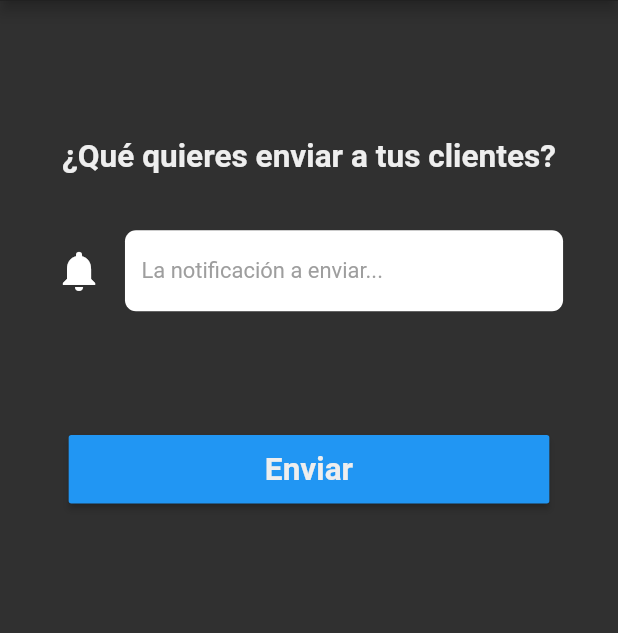
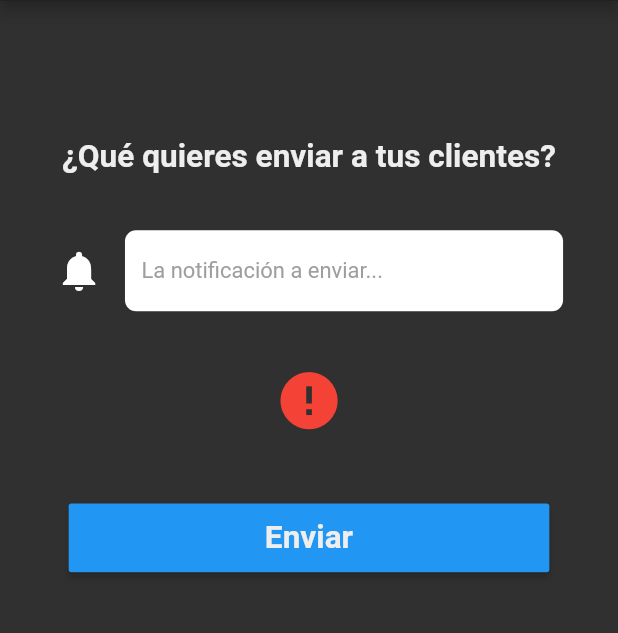
Before and after one commit to lloretalvaro/Bobi_app, a Flutter app: the NotifyScreen screen opened by its route, after a tap on "Enviar", on a phone screen of 412 x 824 dp, the part 76-709 px from its top. Run offline on Flutter 3.47's test engine with Material 2 defaults, Android fonts, the phone set to English and light mode, and no system bars; our stand-ins replace flutter_secure_storage, responsive_framework; missing offline and left inert: flutter_appauth, mongo_dart; accounts and stored records are empty.

```diff
--- a/lib/screens/notify_screen.dart
+++ b/lib/screens/notify_screen.dart
@@ -2,6 +2,12 @@ import 'package:flutter/material.dart';
 import 'package:bobi_app/constants.dart';
 import 'package:bobi_app/components/custom_button.dart';
 import 'package:bobi_app/server.dart' as server;
+
+enum StatusNotificacion {
+  noEnviado,
+  enviadoExitoso,
+  envioFallado,
+}
 
 class NotifyScreen extends StatefulWidget {
   static const id = '/notify';
@@ -12,6 +18,7 @@ class NotifyScreen extends StatefulWidget {
 class _NotifyScreenState extends State<NotifyScreen> {
   String notificacion;
   final messageTextController = TextEditingController();
+  StatusNotificacion statusNotificacion = StatusNotificacion.noEnviado;
 
   @override
   Widget build(BuildContext context) {
@@ -34,8 +41,6 @@ class _NotifyScreenState extends State<NotifyScreen> {
                 padding: EdgeInsets.all(40),
                 child: TextField(
                   controller: messageTextController,
-                  keyboardType: TextInputType.multiline,
-                  maxLines: null,
                   style: TextStyle(
                     color: Colors.black,
                   ),
@@ -43,16 +48,43 @@ class _NotifyScreenState extends State<NotifyScreen> {
                   onChanged: (value) => notificacion = value,
                 ),
               ),
+              statusNotificacion == StatusNotificacion.noEnviado
+                  ? SizedBox()
+                  : statusNotificacion == StatusNotificacion.enviadoExitoso
+                      ? Icon(
+                          Icons.check_circle_rounded,
+                          color: Colors.green,
+                          size: 50,
+                        )
+                      : Icon(
+                          Icons.error,
+                          color: Colors.red,
+                          size: 50,
+                        ),
               Padding(
                 padding: const EdgeInsets.symmetric(horizontal: 50),
                 child: CustomButton(
                   textString: 'Enviar',
                   onPress: () async {
                     if (notificacion != null && notificacion != '') {
-                      server.guardarNotificacion(notificacion);
-                      messageTextController.clear();
+                      try {
+                        await server.guardarNotificacion(notificacion);
+                        messageTextController.clear();
+                        setState(() {
+                          statusNotificacion =
+                              StatusNotificacion.enviadoExitoso;
+                        });
+                      } catch (e) {
+                        setState(() {
+                          statusNotificacion = StatusNotificacion.envioFallado;
+                        });
+                      } finally {
+                        notificacion = '';
+                      }
                     } else {
-                      print('Notifacion es nula');
+                      setState(() {
+                        statusNotificacion = StatusNotificacion.envioFallado;
+                      });
                     }
                   },
                 ),
--- a/lib/server.dart
+++ b/lib/server.dart
@@ -34,6 +34,7 @@ void guardarNotificacion(String textoNotificacion) async {
   if (response.statusCode == 200) {
     print(await response.stream.bytesToString());
   } else {
+    print(textoNotificacion);
     print(response.reasonPhrase);
   }
 }
```
Also changed, not shown: lib/screens/profile_screen.dart (+11 -8 lines).
